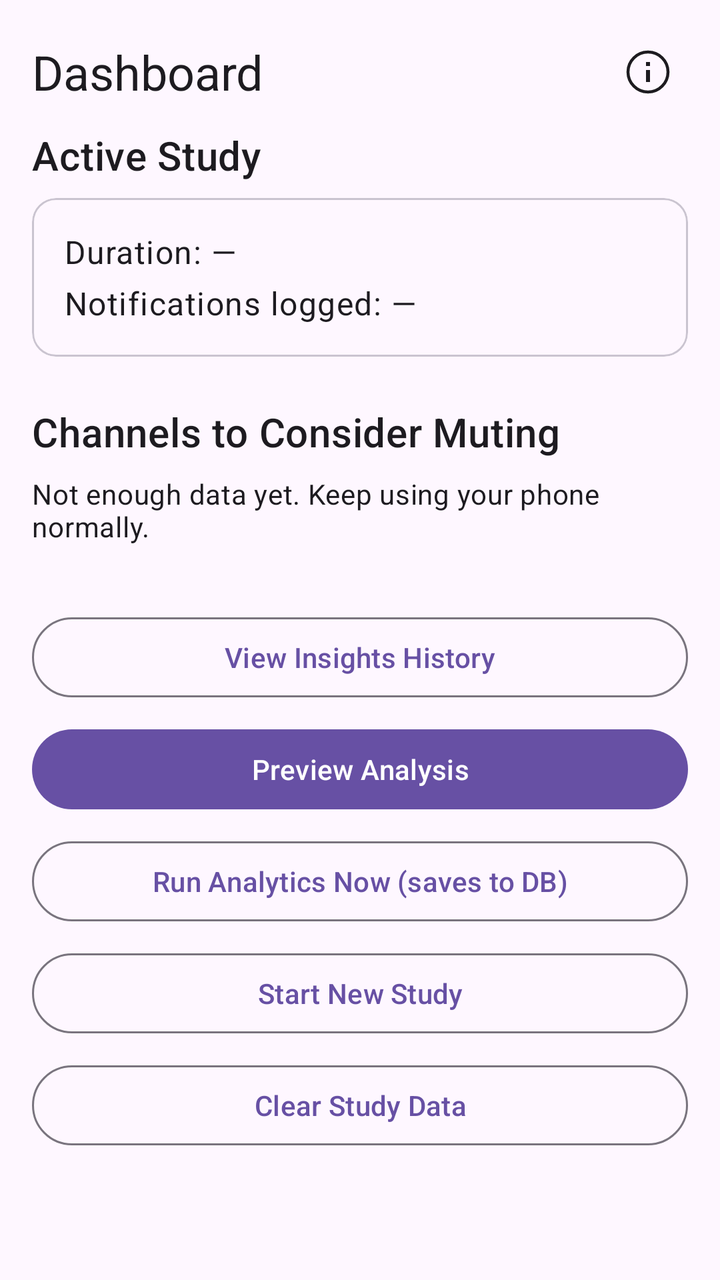
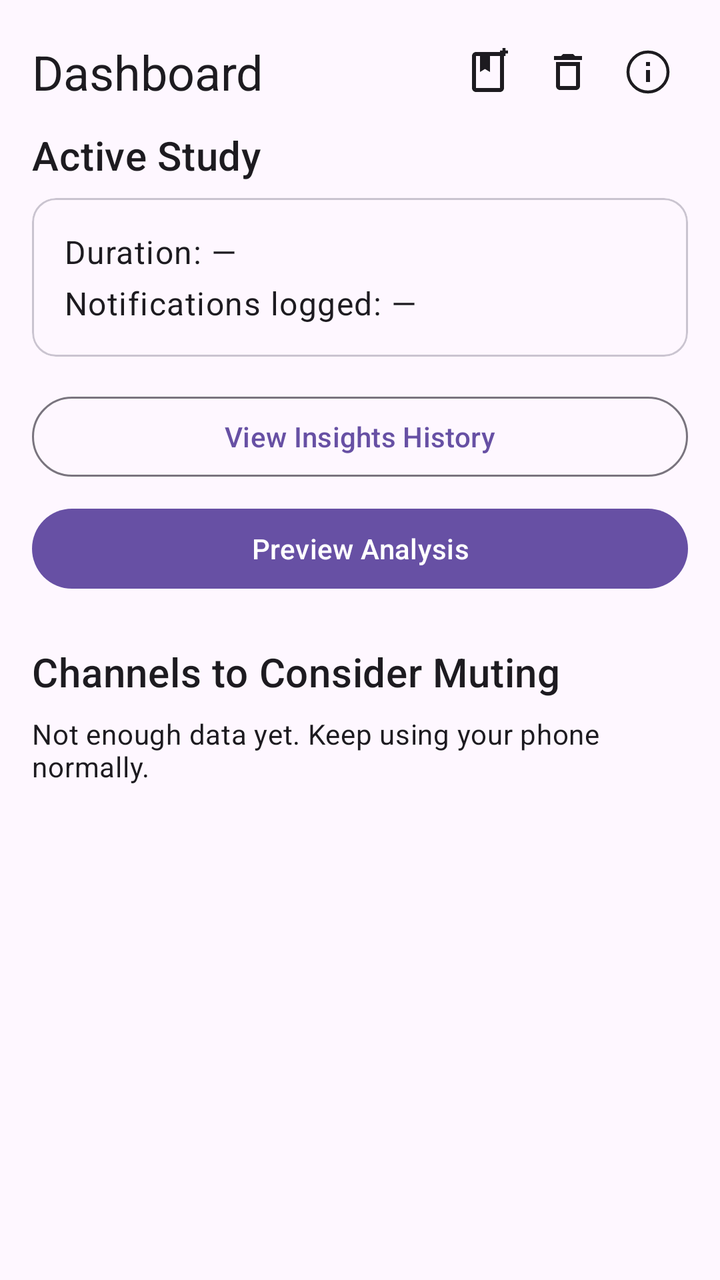

Compare the two renders of this Android layout. The source of the first and the diff that turns it into the second are given below.
<!-- AndroidManifest.xml: application theme Theme.NotificationAuditor -->
<!-- res/layout/fragment_dashboard.xml -->
<?xml version="1.0" encoding="utf-8"?>
<ScrollView
    xmlns:android="http://schemas.android.com/apk/res/android"
    xmlns:app="http://schemas.android.com/apk/res-auto"
    android:layout_width="match_parent"
    android:layout_height="match_parent">

    <LinearLayout
        android:layout_width="match_parent"
        android:layout_height="wrap_content"
        android:orientation="vertical"
        android:padding="16dp">

        <LinearLayout
            android:layout_width="match_parent"
            android:layout_height="wrap_content"
            android:orientation="horizontal"
            android:gravity="center_vertical"
            android:layout_marginBottom="8dp">

            <TextView
                android:layout_width="0dp"
                android:layout_height="wrap_content"
                android:layout_weight="1"
                android:text="Dashboard"
                android:textAppearance="?attr/textAppearanceHeadline5" />

            <ImageButton
                android:id="@+id/btn_info"
                android:layout_width="wrap_content"
                android:layout_height="wrap_content"
                android:src="@drawable/ic_info"
                android:background="?attr/selectableItemBackgroundBorderless"
                android:contentDescription="App info"
                android:padding="8dp" />

        </LinearLayout>

        <TextView
            android:id="@+id/tv_study_header"
            android:layout_width="wrap_content"
            android:layout_height="wrap_content"
            android:text="Active Study"
            android:textAppearance="?attr/textAppearanceHeadline6" />

        <com.google.android.material.card.MaterialCardView
            android:layout_width="match_parent"
            android:layout_height="wrap_content"
            android:layout_marginTop="8dp">

            <LinearLayout
                android:layout_width="match_parent"
                android:layout_height="wrap_content"
                android:orientation="vertical"
                android:padding="16dp">

                <TextView
                    android:id="@+id/tv_study_duration"
                    android:layout_width="wrap_content"
                    android:layout_height="wrap_content"
                    android:text="Duration: —"
                    android:textAppearance="?attr/textAppearanceBody1" />

                <TextView
                    android:id="@+id/tv_total_logged"
                    android:layout_width="wrap_content"
                    android:layout_height="wrap_content"
                    android:text="Notifications logged: —"
                    android:textAppearance="?attr/textAppearanceBody1"
                    android:layout_marginTop="4dp" />

            </LinearLayout>
        </com.google.android.material.card.MaterialCardView>

        <TextView
            android:id="@+id/tv_recommendations_header"
            android:layout_width="wrap_content"
            android:layout_height="wrap_content"
            android:text="Channels to Consider Muting"
            android:textAppearance="?attr/textAppearanceHeadline6"
            android:layout_marginTop="24dp" />

        <TextView
            android:id="@+id/tv_recommendations_empty"
            android:layout_width="wrap_content"
            android:layout_height="wrap_content"
            android:text="Not enough data yet. Keep using your phone normally."
            android:textAppearance="?attr/textAppearanceBody2"
            android:layout_marginTop="8dp"
            android:visibility="visible" />

        <LinearLayout
            android:id="@+id/ll_recommendations"
            android:layout_width="match_parent"
            android:layout_height="wrap_content"
            android:orientation="vertical"
            android:layout_marginTop="8dp" />

        <com.google.android.material.button.MaterialButton
            android:id="@+id/btn_view_insights"
            style="@style/Widget.Material3.Button.OutlinedButton"
            android:layout_width="match_parent"
            android:layout_height="wrap_content"
            android:text="View Insights History"
            android:layout_marginTop="24dp" />

        <com.google.android.material.button.MaterialButton
            android:id="@+id/btn_preview_analysis"
            android:layout_width="match_parent"
            android:layout_height="wrap_content"
            android:text="Preview Analysis"
            android:layout_marginTop="8dp" />

        <com.google.android.material.button.MaterialButton
            android:id="@+id/btn_run_analytics"
            style="@style/Widget.Material3.Button.OutlinedButton"
            android:layout_width="match_parent"
            android:layout_height="wrap_content"
            android:text="Run Analytics Now (saves to DB)"
            android:layout_marginTop="8dp" />

        <com.google.android.material.button.MaterialButton
            android:id="@+id/btn_new_study"
            style="@style/Widget.Material3.Button.OutlinedButton"
            android:layout_width="match_parent"
            android:layout_height="wrap_content"
            android:text="Start New Study"
            android:layout_marginTop="8dp" />

        <com.google.android.material.button.MaterialButton
            android:id="@+id/btn_clear_data"
            style="@style/Widget.Material3.Button.OutlinedButton"
            android:layout_width="match_parent"
            android:layout_height="wrap_content"
            android:text="Clear Study Data"
            android:layout_marginTop="8dp" />

    </LinearLayout>
</ScrollView>
<!-- resources referenced by this layout -->
<resources>
  <!-- drawable ic_info (drawable) -->
  <?xml version="1.0" encoding="utf-8"?>
  <vector xmlns:android="http://schemas.android.com/apk/res/android"
      android:width="24dp"
      android:height="24dp"
      android:viewportWidth="24"
      android:viewportHeight="24"
      android:tint="?attr/colorOnSurface">
      <path
          android:fillColor="@android:color/transparent"
          android:pathData="M12,2C6.48,2 2,6.48 2,12s4.48,10 10,10 10,-4.48 10,-10S17.52,2 12,2z"
          android:strokeColor="?attr/colorOnSurface"
          android:strokeWidth="1.5"/>
      <path
          android:fillColor="?attr/colorOnSurface"
          android:pathData="M11,7h2v2h-2zM11,11h2v6h-2z"/>
  </vector>
  <style name="Theme.NotificationAuditor" parent="Base.Theme.NotificationAuditor" />
  <style name="Base.Theme.NotificationAuditor" parent="Theme.Material3.DayNight.NoActionBar">
          
          
      </style>
</resources>

<!-- the commit's change to res/layout/fragment_dashboard.xml (unified diff, before → after) -->
@@ -24,6 +24,24 @@
                 android:layout_weight="1"
                 android:text="Dashboard"
                 android:textAppearance="?attr/textAppearanceHeadline5" />
+
+            <ImageButton
+                android:id="@+id/ibtn_new_study"
+                android:layout_width="wrap_content"
+                android:layout_height="wrap_content"
+                android:src="@drawable/ic_book_add"
+                android:background="?attr/selectableItemBackgroundBorderless"
+                android:contentDescription="Start new study"
+                android:padding="8dp" />
+
+            <ImageButton
+                android:id="@+id/ibtn_clear_data"
+                android:layout_width="wrap_content"
+                android:layout_height="wrap_content"
+                android:src="@drawable/ic_delete"
+                android:background="?attr/selectableItemBackgroundBorderless"
+                android:contentDescription="Clear study data"
+                android:padding="8dp" />
 
             <ImageButton
                 android:id="@+id/btn_info"
@@ -72,6 +90,21 @@
             </LinearLayout>
         </com.google.android.material.card.MaterialCardView>
 
+        <com.google.android.material.button.MaterialButton
+            android:id="@+id/btn_view_insights"
+            style="@style/Widget.Material3.Button.OutlinedButton"
+            android:layout_width="match_parent"
+            android:layout_height="wrap_content"
+            android:text="View Insights History"
+            android:layout_marginTop="16dp" />
+
+        <com.google.android.material.button.MaterialButton
+            android:id="@+id/btn_preview_analysis"
+            android:layout_width="match_parent"
+            android:layout_height="wrap_content"
+            android:text="Preview Analysis"
+            android:layout_marginTop="8dp" />
+
         <TextView
             android:id="@+id/tv_recommendations_header"
             android:layout_width="wrap_content"
@@ -96,44 +129,6 @@
             android:orientation="vertical"
             android:layout_marginTop="8dp" />
 
-        <com.google.android.material.button.MaterialButton
-            android:id="@+id/btn_view_insights"
-            style="@style/Widget.Material3.Button.OutlinedButton"
-            android:layout_width="match_parent"
-            android:layout_height="wrap_content"
-            android:text="View Insights History"
-            android:layout_marginTop="24dp" />
-
-        <com.google.android.material.button.MaterialButton
-            android:id="@+id/btn_preview_analysis"
-            android:layout_width="match_parent"
-            android:layout_height="wrap_content"
-            android:text="Preview Analysis"
-            android:layout_marginTop="8dp" />
-
-        <com.google.android.material.button.MaterialButton
-            android:id="@+id/btn_run_analytics"
-            style="@style/Widget.Material3.Button.OutlinedButton"
-            android:layout_width="match_parent"
-            android:layout_height="wrap_content"
-            android:text="Run Analytics Now (saves to DB)"
-            android:layout_marginTop="8dp" />
-
-        <com.google.android.material.button.MaterialButton
-            android:id="@+id/btn_new_study"
-            style="@style/Widget.Material3.Button.OutlinedButton"
-            android:layout_width="match_parent"
-            android:layout_height="wrap_content"
-            android:text="Start New Study"
-            android:layout_marginTop="8dp" />
-
-        <com.google.android.material.button.MaterialButton
-            android:id="@+id/btn_clear_data"
-            style="@style/Widget.Material3.Button.OutlinedButton"
-            android:layout_width="match_parent"
-            android:layout_height="wrap_content"
-            android:text="Clear Study Data"
-            android:layout_marginTop="8dp" />
 
     </LinearLayout>
 </ScrollView>
<!-- resource entries referenced after the edit -->
@@ -1,5 +1,42 @@
 <!-- resources referenced by this layout -->
 <resources>
+  <!-- drawable ic_book_add (drawable) -->
+  <?xml version="1.0" encoding="utf-8"?>
+  <vector xmlns:android="http://schemas.android.com/apk/res/android"
+      android:width="24dp"
+      android:height="24dp"
+      android:viewportWidth="24"
+      android:viewportHeight="24"
+      android:tint="?attr/colorOnSurface">
+      
+      <path
+          android:fillColor="?attr/colorOnSurface"
+          android:pathData="M18,2H6C4.9,2 4,2.9 4,4v16c0,1.1 0.9,2 2,2h12c1.1,0 2,-0.9 2,-2V4C20,2.9 19.1,2 18,2zM18,20H6V4h2v8l2.5,-1.5L13,12V4h5V20z"/>
+      
+      <path
+          android:fillColor="@android:color/transparent"
+          android:strokeColor="?attr/colorOnSurface"
+          android:strokeWidth="1.5"
+          android:pathData="M20,0v4"/>
+      
+      <path
+          android:fillColor="@android:color/transparent"
+          android:strokeColor="?attr/colorOnSurface"
+          android:strokeWidth="1.5"
+          android:pathData="M18,2h4"/>
+  </vector>
+  <!-- drawable ic_delete (drawable) -->
+  <?xml version="1.0" encoding="utf-8"?>
+  <vector xmlns:android="http://schemas.android.com/apk/res/android"
+      android:width="24dp"
+      android:height="24dp"
+      android:viewportWidth="24"
+      android:viewportHeight="24"
+      android:tint="?attr/colorOnSurface">
+      <path
+          android:fillColor="?attr/colorOnSurface"
+          android:pathData="M6,19c0,1.1 0.9,2 2,2h8c1.1,0 2,-0.9 2,-2V7H6v12zM8,9h8v10H8V9zM15.5,4l-1,-1h-5l-1,1H5v2h14V4z"/>
+  </vector>
   <!-- drawable ic_info (drawable) -->
   <?xml version="1.0" encoding="utf-8"?>
   <vector xmlns:android="http://schemas.android.com/apk/res/android"
